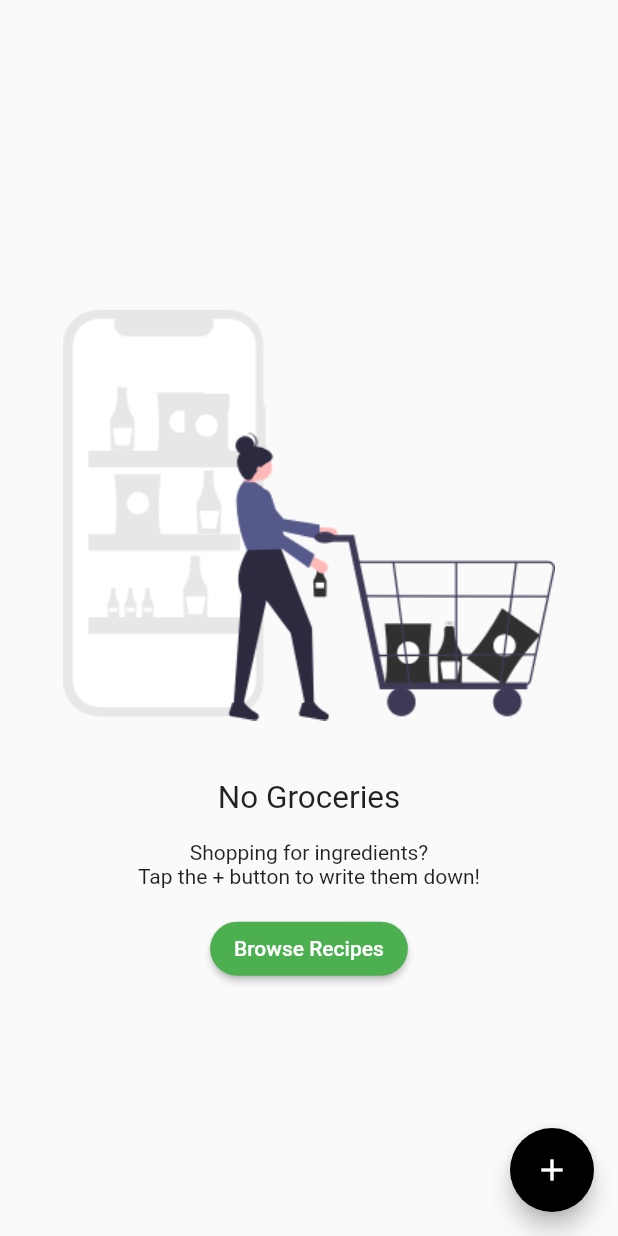
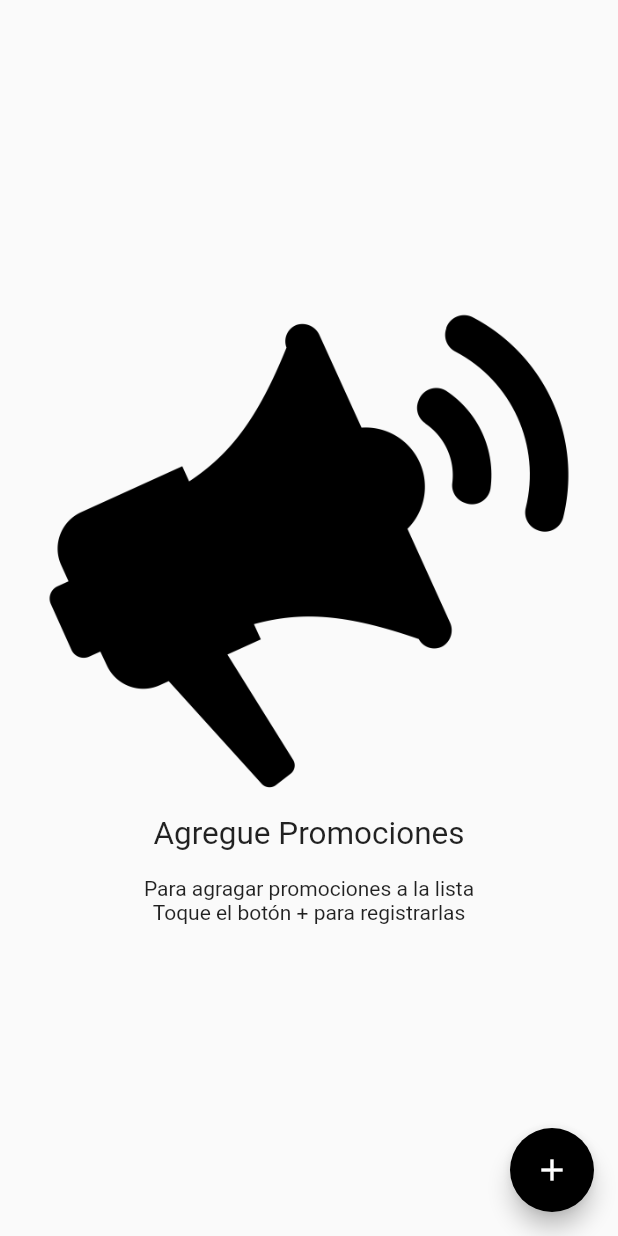
Before and after one commit to efesappsfactory/el_pregonero_comercios, a Flutter app: the PromocionVista screen opened directly, on a phone screen of 412 x 824 dp. Run offline on Flutter 3.47's test engine with Material 2 defaults, Android fonts, the phone set to English and light mode, and no system bars; our stand-ins replace flutter_colorpicker, google_fonts, shared_preferences, smooth_page_indicator; accounts and stored records are empty.

Commit message:
Nueva Imagen y texto de vista vacia promociones.

```diff
--- a/lib/vistas/promocion_vacia_vista.dart
+++ b/lib/vistas/promocion_vacia_vista.dart
@@ -1,6 +1,5 @@
 import 'package:flutter/material.dart';
 import 'package:provider/provider.dart';
-
 import '../modelos/modelos.dart';
 
 class PromocionVaciaVista extends StatelessWidget {
@@ -17,32 +16,21 @@ class PromocionVaciaVista extends StatelessWidget {
             Flexible(
               child: AspectRatio(
                 aspectRatio: 1 / 1,
-                child: Image.asset('assets/el_pregonero_assets/empty_list.png'),
+                child:
+                    Image.asset('assets/el_pregonero_assets/lista_vacia.png'),
               ),
             ),
             const Text(
-              'No Groceries',
+              'Agregue Promociones',
               style: TextStyle(fontSize: 21.0),
             ),
             const SizedBox(height: 16.0),
             const Text(
-              'Shopping for ingredients?\n'
-              'Tap the + button to write them down!',
+              'Para agragar promociones a la lista\n'
+              'Toque el botón + para registrarlas',
               textAlign: TextAlign.center,
             ),
             const SizedBox(height: 16.0),
-            MaterialButton(
-              textColor: Colors.white,
-              child: const Text('Browse Recipes'),
-              shape: RoundedRectangleBorder(
-                borderRadius: BorderRadius.circular(30.0),
-              ),
-              color: Colors.green,
-              onPressed: () {
-                Provider.of<AppStateManager>(context, listen: false)
-                    .goToRecipes();
-              },
-            ),
           ],
         ),
       ),
```
Also changed, not shown: assets/el_pregonero_assets/lista_vacia.png (added).
